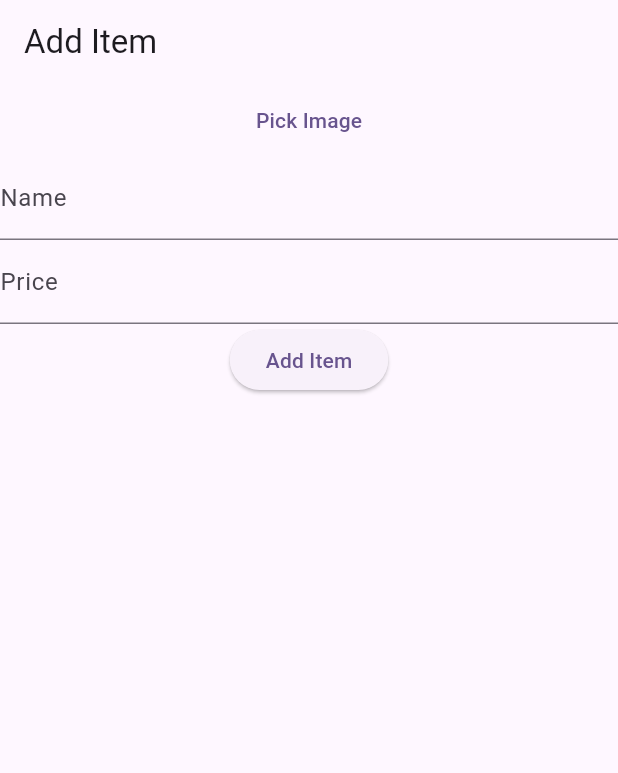
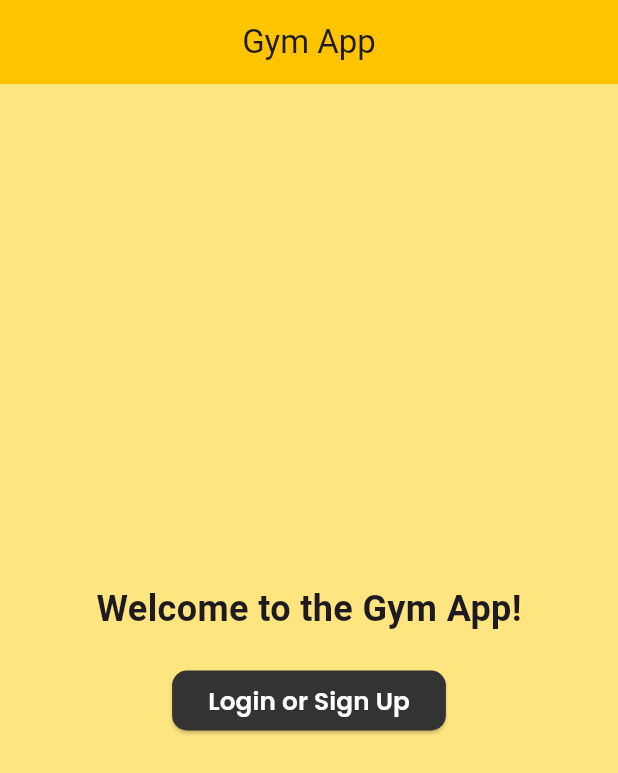
Before and after one commit to YadavYashvant/Shoops-Admin-Panel, a Flutter app: the screen it shows after launch, on a phone screen of 412 x 824 dp. Shown: the top 773 px of the screen. Run offline on Flutter 3.47's test engine with Material 3 defaults, Android fonts, the light colour scheme and no system bars; our stand-ins replace cloud_firestore, firebase_auth, firebase_core, firebase_storage, google_fonts, image_picker; missing offline and left inert: gradient_coloured_buttons; accounts and stored records are empty.

Commit message:
UI enhancements in the homepage

```diff
--- /dev/null
+++ b/lib/components/primary_btn.dart
@@ -0,0 +1,38 @@
+import 'package:flutter/material.dart';
+import 'package:google_fonts/google_fonts.dart';
+
+import '../utils/colors.dart';
+import '../utils/dimensions.dart';
+class PrimaryButton extends StatelessWidget {
+  const PrimaryButton({
+    super.key,
+    required this.onPressed,
+    required this.text,
+  });
+  final Function onPressed;
+  final String text;
+
+  @override
+  Widget build(BuildContext context) {
+    return ElevatedButton(
+      style: ElevatedButton.styleFrom(
+        backgroundColor: black2,
+        surfaceTintColor: black2,
+        shape: RoundedRectangleBorder(
+          borderRadius: BorderRadius.circular(10),
+        ),
+      ),
+      onPressed: () {
+        onPressed();
+      },
+      child: Text(
+        text,
+        style: GoogleFonts.poppins(
+          color: Colors.white,
+          fontSize: getScreenWidth(context) * 0.04,
+          fontWeight: FontWeight.w600,
+        ),
+      ),
+    );
+  }
+}
--- a/lib/main.dart
+++ b/lib/main.dart
@@ -1,6 +1,9 @@
 import 'package:firebase_core/firebase_core.dart';
 import 'package:flutter/material.dart';
 import 'package:grocery_app_admin/pages/add_item.dart';
+import 'package:grocery_app_admin/pages/greeting_page.dart';
+import 'package:grocery_app_admin/pages/login_page.dart';
+import 'package:grocery_app_admin/pages/signup_page.dart';
 
 void main() async{
   WidgetsFlutterBinding.ensureInitialized();
@@ -15,12 +18,18 @@ class MyApp extends StatelessWidget {
   Widget build(BuildContext context) {
     return MaterialApp(
       debugShowCheckedModeBanner: false,
-      title: 'Flutter Demo',
+      title: 'Grocery App Admin Panel',
       theme: ThemeData(
         colorScheme: ColorScheme.fromSeed(seedColor: Colors.deepPurple),
         useMaterial3: true,
       ),
-      home: AddItem(),
+      home: GreetingPage(),
+      routes: {
+        '/greeting': (context) => const GreetingPage(),
+        '/add-item': (context) => AddItem(),
+        '/signup': (context) => SignupPage(),
+        '/login': (context) => LoginPage()
+      },
     );
   }
 }
--- /dev/null
+++ b/lib/pages/greeting_page.dart
@@ -0,0 +1,58 @@
+import 'package:firebase_auth/firebase_auth.dart';
+// import 'package:firebase_firestore_app/components/custom_btn.dart';
+import 'package:flutter/material.dart';
+import 'package:grocery_app_admin/components/primary_btn.dart';
+
+class GreetingPage extends StatefulWidget {
+  const GreetingPage({Key? key}) : super(key: key);
+
+  @override
+  State<GreetingPage> createState() => _GreetingPageState();
+}
+
+class _GreetingPageState extends State<GreetingPage> {
+
+  @override
+  void initState() {
+    super.initState();
+    FirebaseAuth.instance.authStateChanges().listen((User? user) {
+      if (user != null) {
+        // User is signed in, navigate to HomePage
+        Navigator.pushReplacementNamed(context, '/add-item');
+      }
+    });
+  }
+
+  @override
+  Widget build(BuildContext context) {
+    return Scaffold(
+      backgroundColor: Colors.amberAccent[100],
+      appBar: AppBar(
+        centerTitle: true,
+        backgroundColor: Colors.amberAccent[400],
+        title: const Text('Gym App'),
+      ),
+      body: Center(
+        child: Column(
+          mainAxisAlignment: MainAxisAlignment.center,
+          children: [
+            const Text(
+              'Welcome to the Gym App!',
+              style: TextStyle(
+                fontSize: 24,
+                fontWeight: FontWeight.bold,
+              ),
+            ),
+            const SizedBox(height: 20),
+            PrimaryButton(
+              onPressed: () {
+                Navigator.pushNamed(context, '/signup');
+              },
+              text: 'Login or Sign Up',
+            ),
+          ],
+        ),
+      ),
+    );
+  }
+}
--- /dev/null
+++ b/lib/utils/dimensions.dart
@@ -0,0 +1,11 @@
+import 'package:flutter/material.dart';
+
+final GlobalKey<NavigatorState> navigatorKey = GlobalKey<NavigatorState>();
+
+double getScreenWidth(BuildContext context) {
+  return MediaQuery.of(context).size.width;
+}
+
+double getScreenheight(BuildContext context) {
+  return MediaQuery.of(context).size.height;
+}
--- a/pubspec.yaml
+++ b/pubspec.yaml
@@ -39,6 +39,10 @@ dependencies:
   cloud_firestore: ^5.0.0
   firebase_storage: ^12.0.0
   image_picker: ^1.1.2
+  google_fonts: ^6.2.1
+  gradient_coloured_buttons: ^0.1.0
+  awesome_snackbar_content: ^0.1.3
+  firebase_auth: ^5.0.0
 
 dev_dependencies:
   flutter_test:
```
Also changed, not shown: lib/pages/add_item.dart (+90 -11 lines), lib/pages/login_page.dart (added, +83 -0 lines), lib/pages/signup_page.dart (added, +206 -0 lines), lib/utils/colors.dart (added, +7 -0 lines), pubspec.lock, 4 other files.
